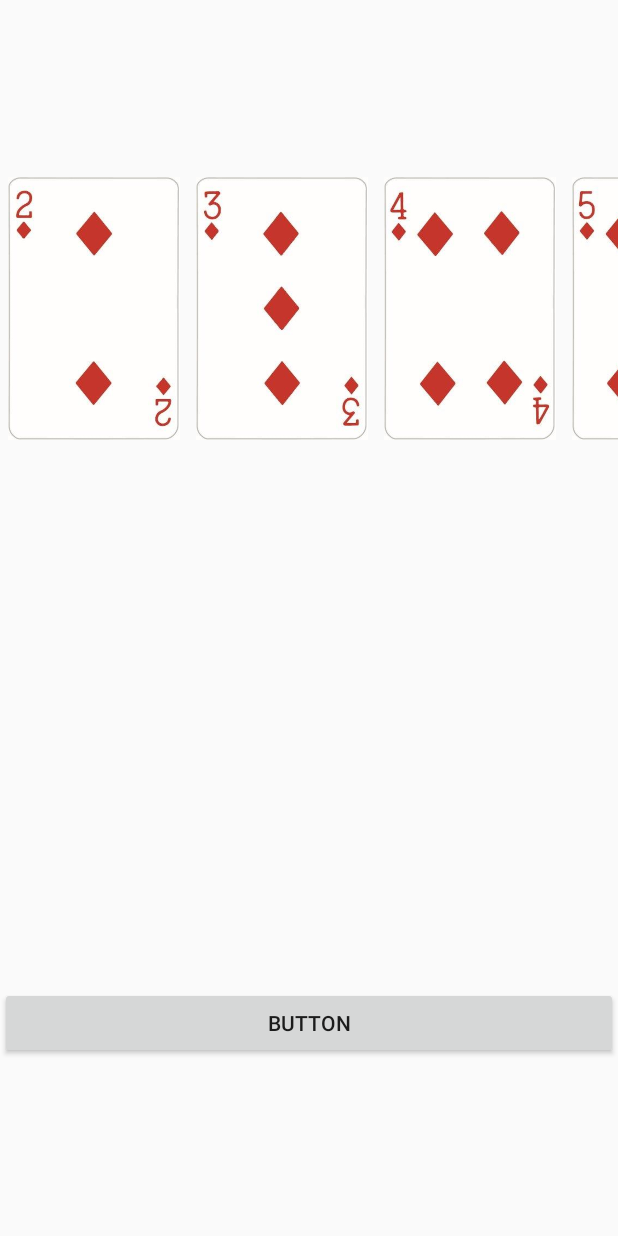
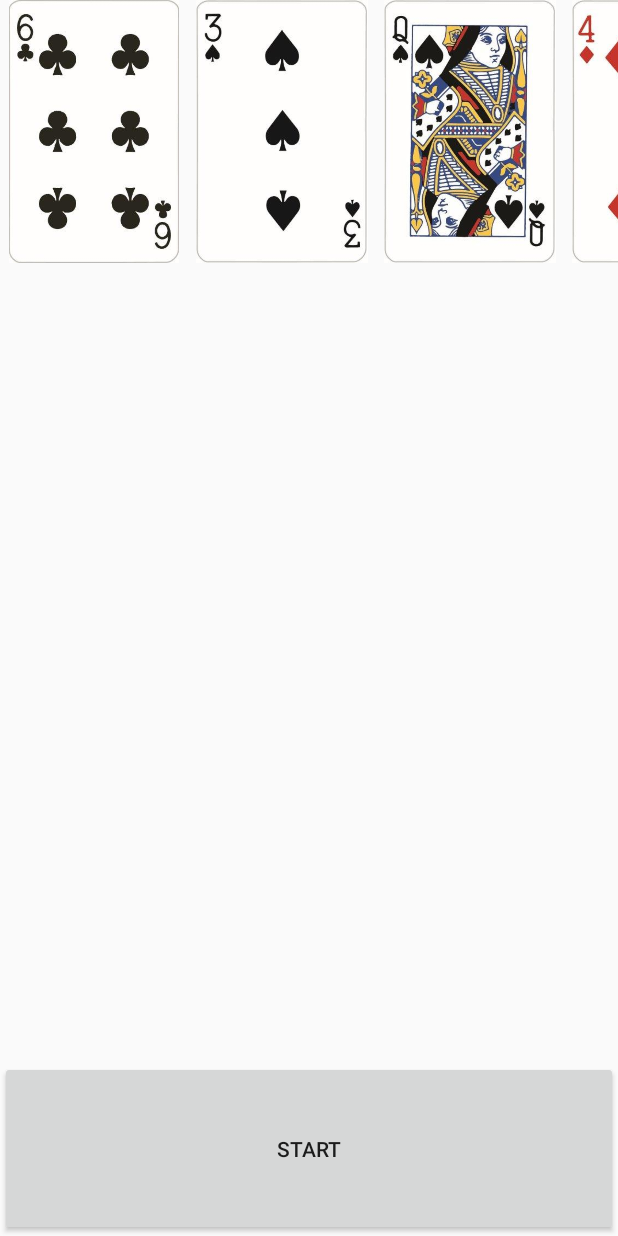
Before and after one commit to aml19/MentalTraining, an Android app: the CardsActivity screen opened directly, with no data from a screen before it, on a phone screen of 412 x 824 dp. Run offline under Robolectric (Android 15) with nearby library versions, the phone set to English and light mode, and no system bars.

Commit message:
finished functionality on speed cards activity

```diff
--- a/app/src/main/java/com/example/mentaltraining/CardImageRecyclerViewAdapter.kt
+++ b/app/src/main/java/com/example/mentaltraining/CardImageRecyclerViewAdapter.kt
@@ -32,20 +32,6 @@ class CardImageRecyclerViewAdapter(private val deck : Deck) : RecyclerView.Adapt
         fun bindItems(id : Int, position : Int){    //sets the image view to a card.  ID corresponds to a jpg file in resources
             val view = itemView.findViewById(R.id.playing_card_view) as ImageView
             view.setImageResource(id)
-           /* when(position%3){
-                0-> {
-                    val view = itemView.findViewById(R.id.playing_card_view) as ImageView
-                    view.setImageResource(id)
-                }
-                1-> {
-                    val view = itemView.findViewById(R.id.playing_card_2) as ImageView
-                    view.setImageResource(id)
-                }
-                else-> {
-                    val view = itemView.findViewById(R.id.playing_card_3) as ImageView
-                    view.setImageResource(id)
-                }
-            }*/
 
         }
     }
--- a/app/src/main/java/com/example/mentaltraining/CardsActivity.kt
+++ b/app/src/main/java/com/example/mentaltraining/CardsActivity.kt
@@ -1,8 +1,12 @@
 package com.example.mentaltraining
 
+import android.content.Intent
 import android.os.Bundle
 import android.view.View
+import android.widget.ArrayAdapter
 import android.widget.Button
+import android.widget.Spinner
+import android.widget.Toast
 import com.google.android.material.snackbar.Snackbar
 import androidx.appcompat.app.AppCompatActivity
 import androidx.recyclerview.widget.LinearLayoutManager
@@ -10,19 +14,22 @@ import androidx.recyclerview.widget.RecyclerView
 
 import kotlinx.android.synthetic.main.activity_memory_cards.*
 
-class CardsActivity : AppCompatActivity(), View.OnClickListener {
+class CardsActivity : AppCompatActivity(), View.OnClickListener, MainRecyclerViewAdapter.OnRecyclerItemClick {
 
+    var mAnswerDeck = Deck()
+    var mDeck = Deck()
     override fun onCreate(savedInstanceState: Bundle?) {
         super.onCreate(savedInstanceState)
         setContentView(R.layout.activity_memory_cards)
 
         //create unshuffled deck of cards
-        val deck = Deck()
+        mDeck.make()
+        mDeck.shuffle()
 
         //set adapter
         val recyclerView = findViewById<RecyclerView>(R.id.card_view_recycler_view)
         recyclerView.layoutManager = LinearLayoutManager(this, RecyclerView.HORIZONTAL, false)
-        val adapter = CardImageRecyclerViewAdapter(deck)
+        val adapter = CardImageRecyclerViewAdapter(mDeck)
         recyclerView.adapter = adapter
 
         //set onClickListener for button to change to answer page
@@ -31,7 +38,35 @@ class CardsActivity : AppCompatActivity(), View.OnClickListener {
     }
 
     override fun onClick(v: View?) {
-        TODO("Not yet implemented")
+        when(v?.id){
+            R.id.memory_card_start_button ->{
+                setContentView(R.layout.activity_card_answer_layout)
+                //set onclick listeners and adapters
+                val recyclerView = findViewById<RecyclerView>(R.id.answer_card_view_list_of_cards)
+                recyclerView.layoutManager = LinearLayoutManager(this, RecyclerView.HORIZONTAL, false)
+                val adapter = CardImageRecyclerViewAdapter(Deck())
+                recyclerView.adapter = adapter
+                val addCardButton = findViewById<Button>(R.id.card_answer_addCard_button)
+                addCardButton.setOnClickListener(this)
+            }
+            //add designated card to recyclerView
+            R.id.card_answer_addCard_button->{
+                val rankSpinner = findViewById<Spinner>(R.id.card_rank)
+                val suitSpinner = findViewById<Spinner>(R.id.card_suit)
+                val card = Deck.Card(suitSpinner.selectedItem.toString(), rankSpinner.selectedItem.toString())
+                mAnswerDeck.addCard(card)
+                val recyclerView = findViewById<RecyclerView>(R.id.answer_card_view_list_of_cards)
+                val adapter = CardImageRecyclerViewAdapter(mAnswerDeck)
+                recyclerView.adapter = adapter
+                recyclerView.scrollToPosition(mAnswerDeck.getSize()-1)
+                adapter.notifyDataSetChanged()
+            }
+            R.id.card_answer_submit_button->{
+
+            }
+        }
     }
-
+    override fun onItemClick(position: Int) {
+        Toast.makeText(this, position.toString(), Toast.LENGTH_LONG).show()
+    }
 }
--- a/app/src/main/res/layout/activity_memory_cards.xml
+++ b/app/src/main/res/layout/activity_memory_cards.xml
@@ -1,33 +1,26 @@
 <?xml version="1.0" encoding="utf-8"?>
-<androidx.constraintlayout.widget.ConstraintLayout xmlns:android="http://schemas.android.com/apk/res/android"
+<LinearLayout xmlns:android="http://schemas.android.com/apk/res/android"
     xmlns:app="http://schemas.android.com/apk/res-auto"
     xmlns:tools="http://schemas.android.com/tools"
     android:id="@+id/linearLayout2"
     android:layout_width="match_parent"
     android:layout_height="match_parent"
+    android:orientation="vertical"
     tools:context=".CardsActivity">
 
     <androidx.recyclerview.widget.RecyclerView
         android:id="@+id/card_view_recycler_view"
-        android:layout_width="0dp"
+        android:layout_width="match_parent"
         android:layout_height="wrap_content"
-        android:layout_marginBottom="247dp"
-        android:orientation="horizontal"
-        app:layout_constraintBottom_toTopOf="@+id/memory_card_start_button"
-        app:layout_constraintEnd_toEndOf="parent"
-        app:layout_constraintStart_toStartOf="parent"
-        app:layout_constraintTop_toTopOf="parent">
+        android:layout_weight="10"
+        android:orientation="horizontal">
 
     </androidx.recyclerview.widget.RecyclerView>
 
     <Button
         android:id="@+id/memory_card_start_button"
-        android:layout_width="0dp"
-        android:layout_height="wrap_content"
-        android:text="Button"
-        app:layout_constraintBottom_toBottomOf="parent"
-        app:layout_constraintEnd_toEndOf="parent"
-        app:layout_constraintHorizontal_bias="0.47"
-        app:layout_constraintStart_toStartOf="parent"
-        app:layout_constraintTop_toBottomOf="@+id/card_view_recycler_view" />
-</androidx.constraintlayout.widget.ConstraintLayout>
+        android:layout_width="match_parent"
+        android:layout_height="63dp"
+        android:layout_weight="1"
+        android:text="Start" />
+</LinearLayout>
--- a/app/src/main/res/xml/arithmetic_preferences.xml
+++ b/app/src/main/res/xml/arithmetic_preferences.xml
@@ -65,7 +65,5 @@
                 app:defaultValue="2"
                 app:isPreferenceVisible="true" />
         </PreferenceCategory>
-
     </PreferenceCategory>
-
 </PreferenceScreen>
```
Also changed, not shown: app/src/main/java/com/example/mentaltraining/Deck.kt (+48 -5 lines), app/src/main/java/com/example/mentaltraining/SettingsActivity.kt (+13 -2 lines), app/src/main/res/layout/activity_card_answer_layout.xml (added, +84 -0 lines), app/src/main/res/values/arrays.xml (+24 -0 lines), app/src/main/res/xml/speed_cards_preferences.xml (added, +7 -0 lines).
